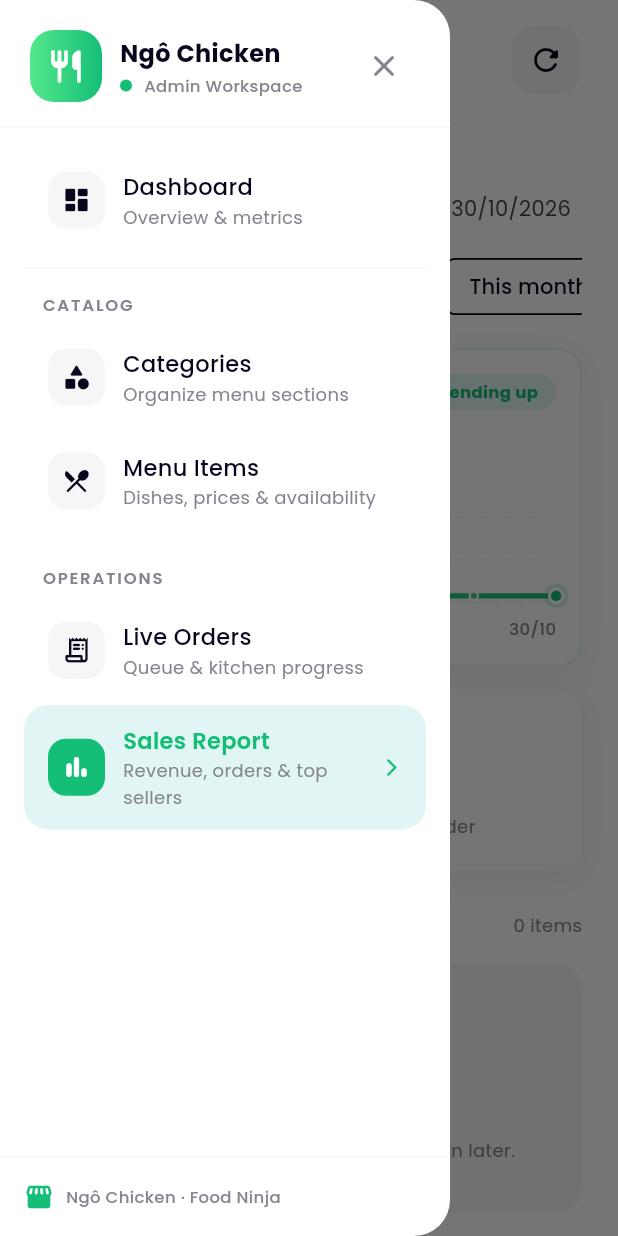
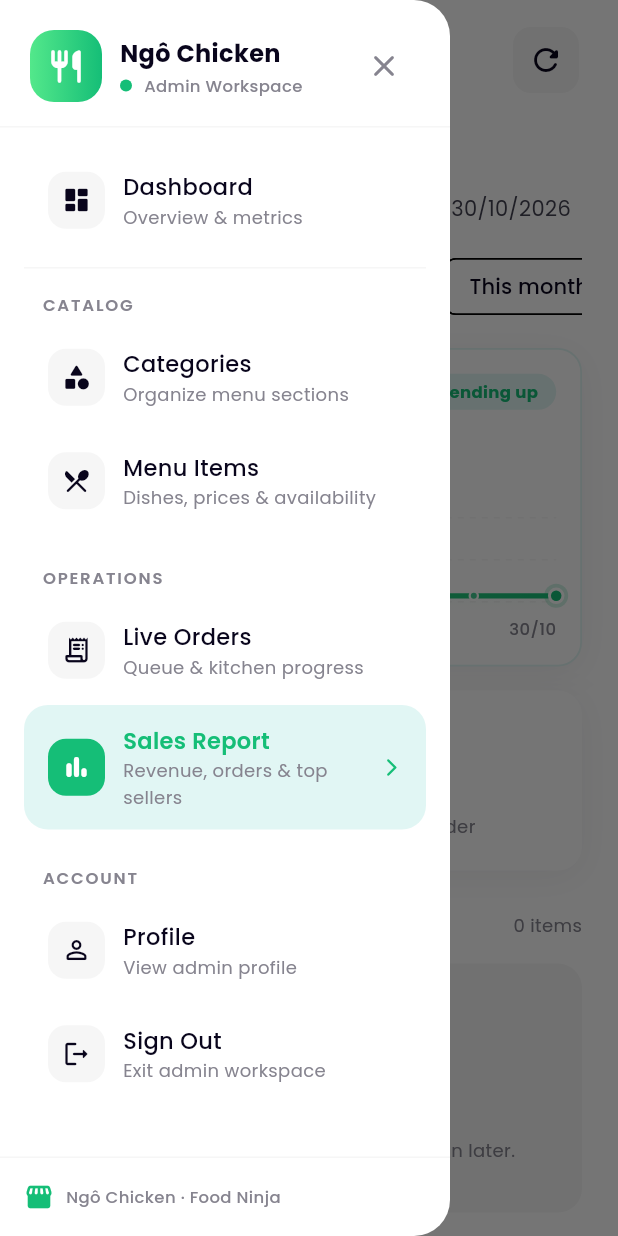
Before and after one commit to linhntn2911/Ordering_Food_System, a Flutter app: the SalesReportScreen screen opened by its route, with the side drawer open, on a phone screen of 412 x 824 dp. Run offline on Flutter 3.47's test engine with Material 3 defaults, Android fonts, the phone set to English and light mode, and no system bars; our stand-ins replace cloud_firestore, firebase_auth, firebase_core, firebase_storage, flutter_riverpod, google_sign_in and 2 more; accounts and stored records are empty.

Commit message:
merge code với nhánh Thái

```diff
--- a/lib/app/app.dart
+++ b/lib/app/app.dart
@@ -36,7 +36,9 @@
         );
       },
       home: initialHome,
-      initialRoute: initialHome == null ? (initialRoute ?? AppRoutes.login) : null,
+      initialRoute: initialHome == null
+          ? (initialRoute ?? AppRoutes.login)
+          : null,
       onGenerateRoute: AppRoutes.onGenerateRoute,
     );
   }
--- a/lib/core/widgets/admin_drawer.dart
+++ b/lib/core/widgets/admin_drawer.dart
@@ -1,5 +1,7 @@
+import 'package:firebase_auth/firebase_auth.dart';
 import 'package:flutter/material.dart';
 
+import '../../app/router.dart';
 import '../theme/app_colors.dart';
 import '../theme/app_gradients.dart';
 import '../theme/app_radii.dart';
@@ -11,19 +13,10 @@
 import '../../features/order/presentation/views/admin_order_list_screen.dart';
 import '../../features/order/presentation/views/sales_report_screen.dart';
 
-enum AdminDestination {
-  dashboard,
-  categories,
-  menuItems,
-  orders,
-  salesReport,
-}
+enum AdminDestination { dashboard, categories, menuItems, orders, salesReport }
 
 class AdminDrawer extends StatelessWidget {
-  const AdminDrawer({
-    required this.currentDestination,
-    super.key,
-  });
+  const AdminDrawer({required this.currentDestination, super.key});
 
   final AdminDestination currentDestination;
 
@@ -39,9 +32,7 @@
     switch (destination) {
       case AdminDestination.dashboard:
         Navigator.of(context).pushAndRemoveUntil(
-          MaterialPageRoute<void>(
-            builder: (_) => const AdminDashboardScreen(),
-          ),
+          MaterialPageRoute<void>(builder: (_) => const AdminDashboardScreen()),
           (route) => false,
         );
         return;
@@ -60,13 +51,11 @@
     }
 
     if (currentDestination == AdminDestination.dashboard) {
-      Navigator.of(context).push(
-        MaterialPageRoute<void>(builder: (_) => target),
-      );
+      Navigator.of(context)
+          .push(MaterialPageRoute<void>(builder: (_) => target));
     } else {
-      Navigator.of(context).pushReplacement(
-        MaterialPageRoute<void>(builder: (_) => target),
-      );
+      Navigator.of(context)
+          .pushReplacement(MaterialPageRoute<void>(builder: (_) => target));
     }
   }
 
@@ -172,8 +161,7 @@
                     subtitle: 'Overview & metrics',
                     isSelected:
                         currentDestination == AdminDestination.dashboard,
-                    onTap: () =>
-                        _navigate(context, AdminDestination.dashboard),
+                    onTap: () => _navigate(context, AdminDestination.dashboard),
                   ),
                   const SizedBox(height: AppSpacing.sm),
                   const Divider(color: AppColors.surfaceMuted, height: 1),
@@ -199,7 +187,8 @@
                     subtitle: 'Organize menu sections',
                     isSelected:
                         currentDestination == AdminDestination.categories,
-                    onTap: () => _navigate(context, AdminDestination.categories),
+                    onTap: () =>
+                        _navigate(context, AdminDestination.categories),
                   ),
                   const SizedBox(height: 4),
                   _DrawerItem(
@@ -244,6 +233,52 @@
                         currentDestination == AdminDestination.salesReport,
                     onTap: () =>
                         _navigate(context, AdminDestination.salesReport),
+                  ),
+                  const SizedBox(height: AppSpacing.md),
+                  Padding(
+                    padding: const EdgeInsets.symmetric(
+                      horizontal: AppSpacing.sm,
+                      vertical: AppSpacing.xs,
+                    ),
+                    child: Text(
+                      'ACCOUNT',
+                      style: AppTextStyles.labelSmall.copyWith(
+                        color: AppColors.textMuted,
+                        letterSpacing: 1.2,
+                        fontWeight: FontWeight.w600,
+                      ),
+                    ),
+                  ),
+                  _DrawerItem(
+                    key: const ValueKey('admin-drawer-profile'),
+                    icon: Icons.person_outline_rounded,
+                    title: 'Profile',
+                    subtitle: 'View admin profile',
+                    isSelected: false,
+                    onTap: () {
+                      Navigator.of(context).pop();
+                      Navigator.of(context).pushNamed(AppRoutes.profile);
+                    },
+                  ),
+                  const SizedBox(height: 4),
+                  _DrawerItem(
+                    key: const ValueKey('admin-drawer-logout'),
+                    icon: Icons.logout_rounded,
+                    title: 'Sign Out',
+                    subtitle: 'Exit admin workspace',
+                    isSelected: false,
+                    onTap: () async {
+                      Navigator.of(context).pop();
+                      try {
+                        await FirebaseAuth.instance.signOut();
+                      } catch (_) {}
+                      if (context.mounted) {
+                        Navigator.of(context).pushNamedAndRemoveUntil(
+                          AppRoutes.login,
+                          (route) => false,
+                        );
+                      }
+                    },
                   ),
                 ],
               ),
@@ -334,8 +369,9 @@
                       title,
                       style: AppTextStyles.titleMedium.copyWith(
                         fontSize: 15,
-                        fontWeight:
-                            isSelected ? FontWeight.w600 : FontWeight.w500,
+                        fontWeight: isSelected
+                            ? FontWeight.w600
+                            : FontWeight.w500,
                         color: isSelected
                             ? AppColors.primaryEnd
                             : AppColors.textPrimary,
--- a/lib/features/order/presentation/views/sales_report_screen.dart
+++ b/lib/features/order/presentation/views/sales_report_screen.dart
@@ -74,10 +74,7 @@
                             bottom: AppSpacing.xxl,
                           ),
                           children: [
-                            _RevenueHero(
-                              report: data,
-                              range: range,
-                            ),
+                            _RevenueHero(report: data, range: range),
                             const SizedBox(height: AppSpacing.md),
                             Row(
                               children: [
@@ -225,10 +222,7 @@
 }
 
 class _RevenueHero extends StatelessWidget {
-  const _RevenueHero({
-    required this.report,
-    required this.range,
-  });
+  const _RevenueHero({required this.report, required this.range});
 
   final SalesReport report;
   final ({DateTime start, DateTime end}) range;
@@ -456,9 +450,8 @@
     canvas.drawPath(fillPath, fillPaint);
 
     final strokePaint = Paint()
-      ..shader = LinearGradient(
-        colors: [lineColorStart, lineColorEnd],
-      ).createShader(Rect.fromLTWH(0, 0, size.width, size.height))
+      ..shader = LinearGradient(colors: [lineColorStart, lineColorEnd])
+          .createShader(Rect.fromLTWH(0, 0, size.width, size.height))
       ..style = PaintingStyle.stroke
       ..strokeWidth = 3.5
       ..strokeCap = StrokeCap.round
@@ -482,16 +475,8 @@
       8.0,
       Paint()..color = lineColorEnd.withValues(alpha: 0.2),
     );
-    canvas.drawCircle(
-      lastPoint,
-      5.5,
-      Paint()..color = Colors.white,
-    );
-    canvas.drawCircle(
-      lastPoint,
-      3.5,
-      Paint()..color = lineColorEnd,
-    );
+    canvas.drawCircle(lastPoint, 5.5, Paint()..color = Colors.white);
+    canvas.drawCircle(lastPoint, 3.5, Paint()..color = lineColorEnd);
   }
 
   void _drawDashedLine(Canvas canvas, Offset start, Offset end, Paint paint) {
```
Also changed, not shown: lib/app/router.dart (+2 -6 lines), lib/features/auth/presentation/views/login_view.dart (+29 -3 lines), lib/features/menu/presentation/views/admin_menu_item_list_screen.dart (+7 -6 lines), lib/features/order/presentation/views/admin_dashboard_screen.dart (+14 -15 lines), lib/features/order/presentation/views/admin_order_list_screen.dart (+7 -5 lines), lib/features/profile/presentation/views/profile_view.dart (+43 -0 lines), 4 other files.
